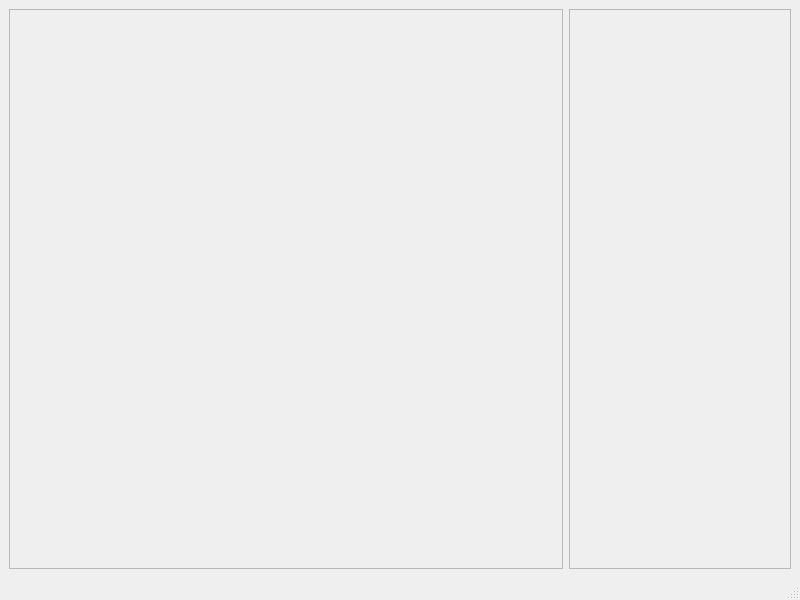
pkwill01/pi_logic_, file src/mainwindow.ui: the form before one commit.
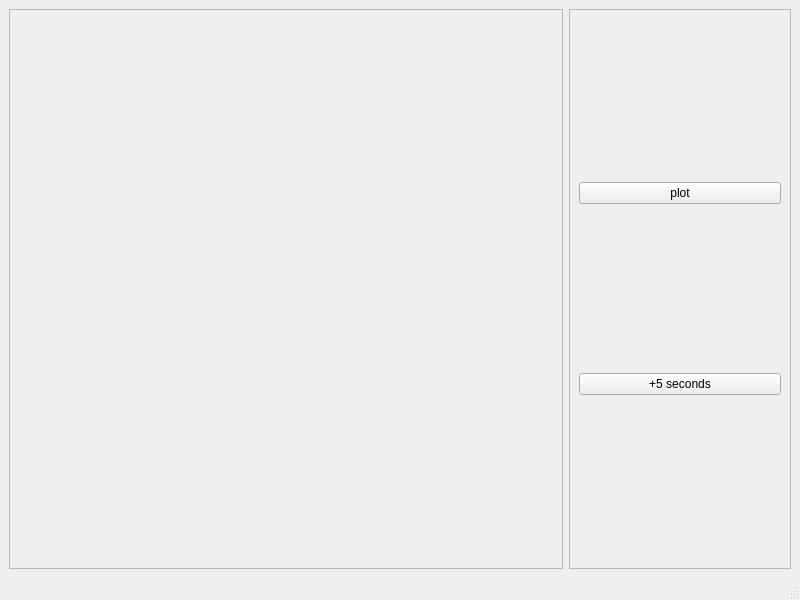
The form after the commit.

Commit message: Added super basic sin plots

```diff
--- a/src/mainwindow.ui
+++ b/src/mainwindow.ui
@@ -33,6 +33,22 @@
       <property name="frameShadow">
        <enum>QFrame::Raised</enum>
       </property>
+      <layout class="QGridLayout" name="gridLayout">
+       <item row="0" column="0">
+        <widget class="QPushButton" name="plotButton">
+         <property name="text">
+          <string>plot</string>
+         </property>
+        </widget>
+       </item>
+       <item row="1" column="0">
+        <widget class="QPushButton" name="timeButton">
+         <property name="text">
+          <string>+5 seconds</string>
+         </property>
+        </widget>
+       </item>
+      </layout>
      </widget>
     </item>
    </layout>
```
Left out of the diff: 21 changed lines with no effect on the pictures. The commit also changes 5 other files.
